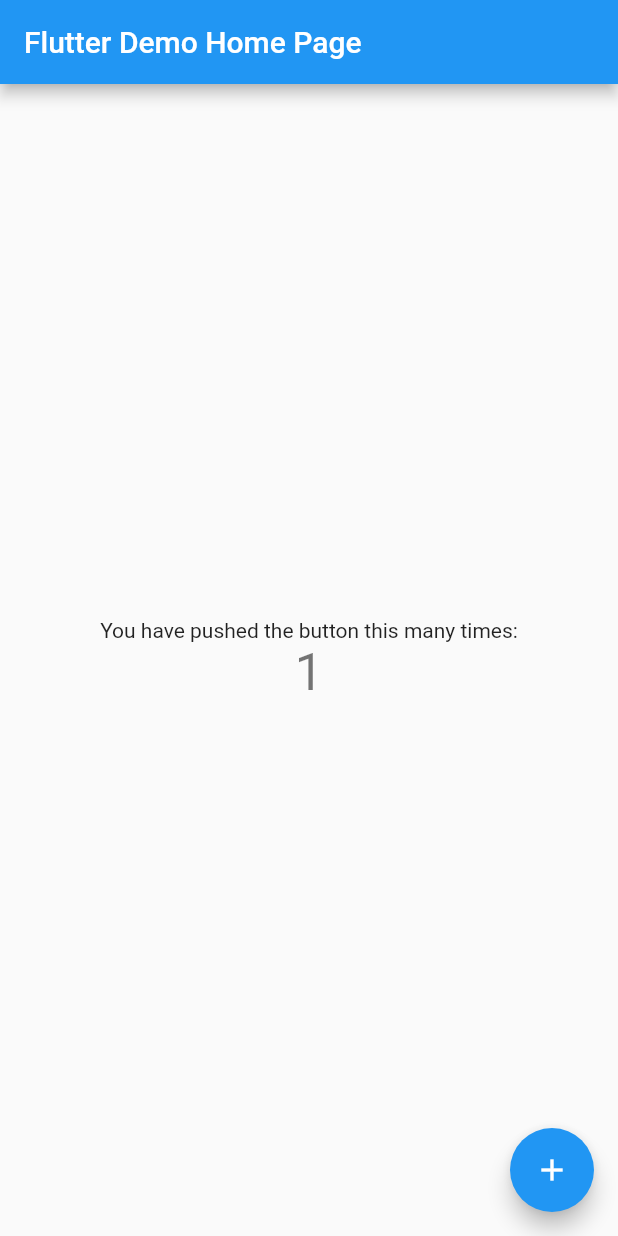
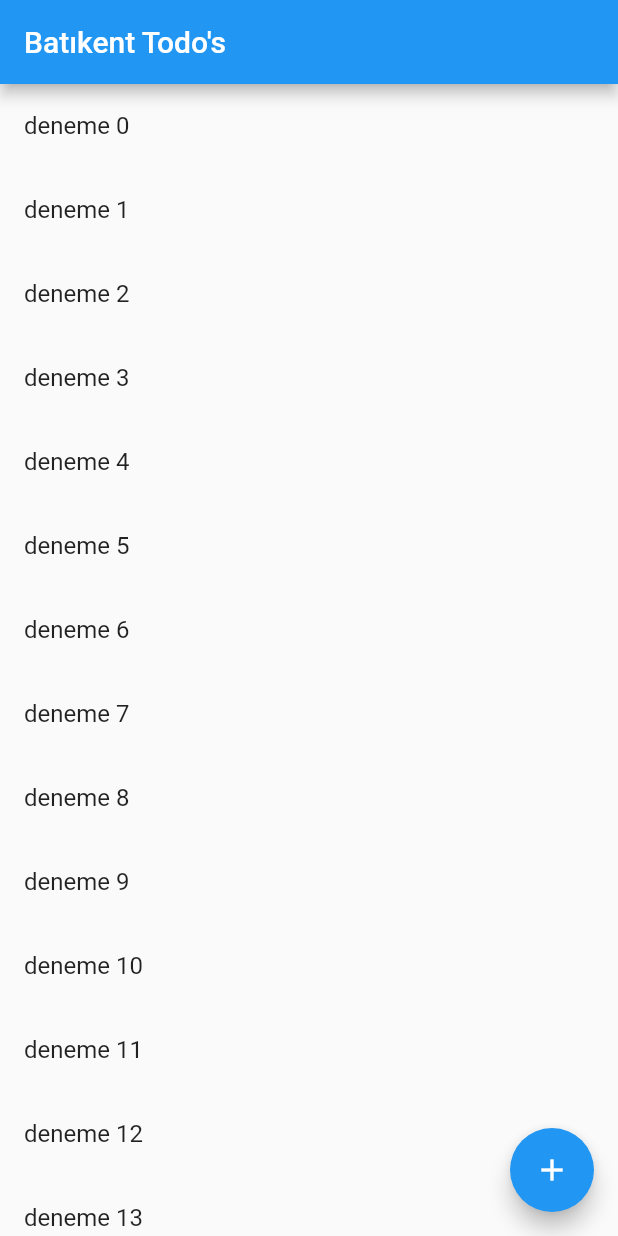
Before and after one commit to kanilturgut/flutter_batikent, a Flutter app: the screen it shows after launch, after a tap on the "add" icon, on a phone screen of 412 x 824 dp. Run offline on Flutter 3.47's test engine with Material 2 defaults, Android fonts, the phone set to English and light mode, and no system bars; our stand-ins replace hive; accounts and stored records are empty.

Commit message:
Dummy listview gösterimi sağlandı

```diff
--- /dev/null
+++ b/lib/history_page.dart
@@ -0,0 +1,43 @@
+
+
+import 'package:flutter/material.dart';
+
+class HistoryPage extends StatelessWidget {
+
+
+  @override
+  Widget build(BuildContext context) {
+
+    return Scaffold(
+      appBar: AppBar(
+        title: Text("Batıkent Todo\'s"),
+      ),
+      body: Column(
+        children: <Widget>[
+          Expanded(child: _buildListView(),)
+        ],
+      ),
+      floatingActionButton: FloatingActionButton(
+        child: Icon(Icons.add),
+        tooltip: 'New',
+        onPressed: _createNew
+      ),
+    );
+
+  }
+
+  Widget _buildListView() {
+    return ListView.builder(
+      itemCount: 55,
+      itemBuilder: (context, index) {
+        return ListTile(
+          title: Text("deneme $index"),
+        );
+      },
+    );
+  }
+
+  void _createNew() {
+
+  }
+}
--- a/lib/main.dart
+++ b/lib/main.dart
@@ -1,121 +1,49 @@
 import 'package:flutter/material.dart';
-import 'dart:async';
+import 'package:hive/hive.dart';
+import 'package:path_provider/path_provider.dart' as path_provider;
 
-import 'package:path/path.dart';
-import 'package:sqflite/sqflite.dart';
+import 'history_page.dart';
 
-void main() {
+void main() async {
+  WidgetsFlutterBinding.ensureInitialized();
+  final appDocumentDirectory =
+      await path_provider.getApplicationDocumentsDirectory();
+  Hive.init(appDocumentDirectory.path);
   runApp(MyApp());
 }
 
-class MyApp extends StatelessWidget {
-  // This widget is the root of your application.
+class MyApp extends StatefulWidget {
+
+  @override
+  _MyAppState createState() => _MyAppState();
+}
+
+class _MyAppState extends State<MyApp> {
   @override
   Widget build(BuildContext context) {
     return MaterialApp(
-      title: 'Flutter Demo',
-      theme: ThemeData(
-        // This is the theme of your application.
-        //
-        // Try running your application with "flutter run". You'll see the
-        // application has a blue toolbar. Then, without quitting the app, try
-        // changing the primarySwatch below to Colors.green and then invoke
-        // "hot reload" (press "r" in the console where you ran "flutter run",
-        // or simply save your changes to "hot reload" in a Flutter IDE).
-        // Notice that the counter didn't reset back to zero; the application
-        // is not restarted.
-        primarySwatch: Colors.blue,
-        // This makes the visual density adapt to the platform that you run
-        // the app on. For desktop platforms, the controls will be smaller and
-        // closer together (more dense) than on mobile platforms.
-        visualDensity: VisualDensity.adaptivePlatformDensity,
+      debugShowCheckedModeBanner: false,
+      title: 'Batıkent Todo',
+      home: FutureBuilder(
+        future: Hive.openBox("timesheets"),
+        builder: (BuildContext context, AsyncSnapshot snapshot) {
+          if (snapshot.connectionState == ConnectionState.done) {
+            if (snapshot.hasError) {
+              return Text(snapshot.error.toString());
+            } else {
+              return HistoryPage();
+            }
+          } else {
+            return Scaffold();
+          }
+        },
       ),
-      home: MyHomePage(title: 'Flutter Demo Home Page'),
     );
-  }
-}
-
-class MyHomePage extends StatefulWidget {
-  MyHomePage({Key key, this.title}) : super(key: key);
-
-  // This widget is the home page of your application. It is stateful, meaning
-  // that it has a State object (defined below) that contains fields that affect
-  // how it looks.
-
-  // This class is the configuration for the state. It holds the values (in this
-  // case the title) provided by the parent (in this case the App widget) and
-  // used by the build method of the State. Fields in a Widget subclass are
-  // always marked "final".
-
-  final String title;
-
-  @override
-  _MyHomePageState createState() => _MyHomePageState();
-}
-
-class _MyHomePageState extends State<MyHomePage> {
-  int _counter = 0;
-
-  void _incrementCounter() {
-    setState(() {
-      // This call to setState tells the Flutter framework that something has
-      // changed in this State, which causes it to rerun the build method below
-      // so that the display can reflect the updated values. If we changed
-      // _counter without calling setState(), then the build method would not be
-      // called again, and so nothing would appear to happen.
-      _counter++;
-    });
   }
 
   @override
-  Widget build(BuildContext context) {
-    // This method is rerun every time setState is called, for instance as done
-    // by the _incrementCounter method above.
-    //
-    // The Flutter framework has been optimized to make rerunning build methods
-    // fast, so that you can just rebuild anything that needs updating rather
-    // than having to individually change instances of widgets.
-    return Scaffold(
-      appBar: AppBar(
-        // Here we take the value from the MyHomePage object that was created by
-        // the App.build method, and use it to set our appbar title.
-        title: Text(widget.title),
-      ),
-      body: Center(
-        // Center is a layout widget. It takes a single child and positions it
-        // in the middle of the parent.
-        child: Column(
-          // Column is also a layout widget. It takes a list of children and
-          // arranges them vertically. By default, it sizes itself to fit its
-          // children horizontally, and tries to be as tall as its parent.
-          //
-          // Invoke "debug painting" (press "p" in the console, choose the
-          // "Toggle Debug Paint" action from the Flutter Inspector in Android
-          // Studio, or the "Toggle Debug Paint" command in Visual Studio Code)
-          // to see the wireframe for each widget.
-          //
-          // Column has various properties to control how it sizes itself and
-          // how it positions its children. Here we use mainAxisAlignment to
-          // center the children vertically; the main axis here is the vertical
-          // axis because Columns are vertical (the cross axis would be
-          // horizontal).
-          mainAxisAlignment: MainAxisAlignment.center,
-          children: <Widget>[
-            Text(
-              'You have pushed the button this many times:',
-            ),
-            Text(
-              '$_counter',
-              style: Theme.of(context).textTheme.headline4,
-            ),
-          ],
-        ),
-      ),
-      floatingActionButton: FloatingActionButton(
-        onPressed: _incrementCounter,
-        tooltip: 'Increment',
-        child: Icon(Icons.add),
-      ), // This trailing comma makes auto-formatting nicer for build methods.
-    );
+  void dispose() {
+    Hive.box("timesheets").close();
+    super.dispose();
   }
 }
```
Also changed, not shown: pubspec.yaml (+5 -2 lines), pubspec.lock.
